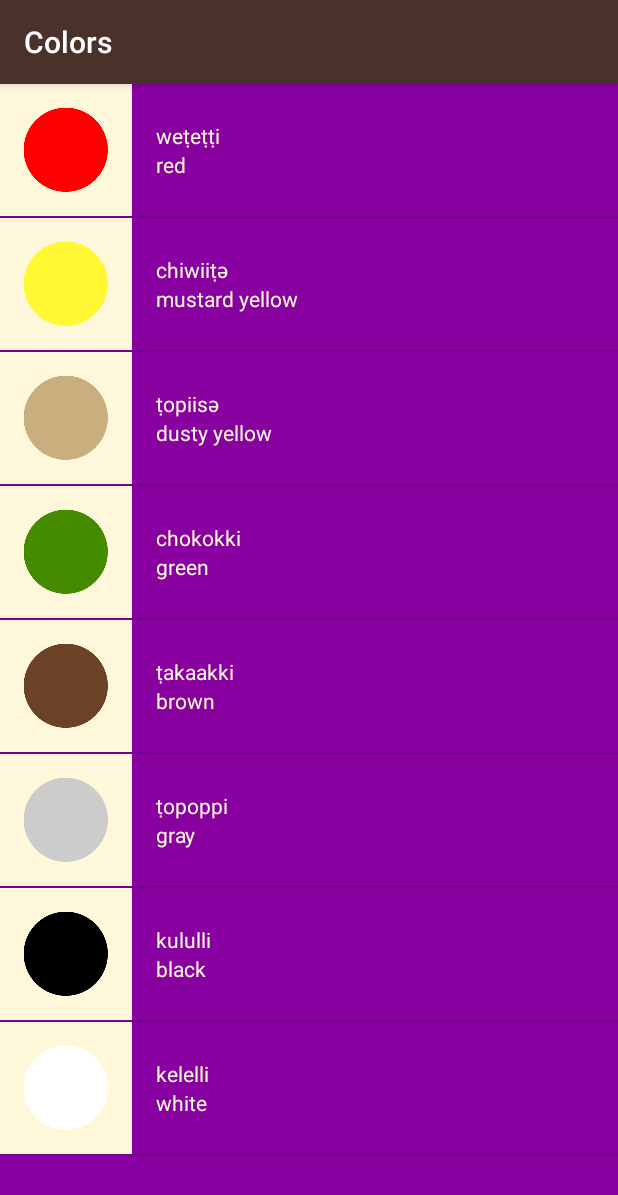
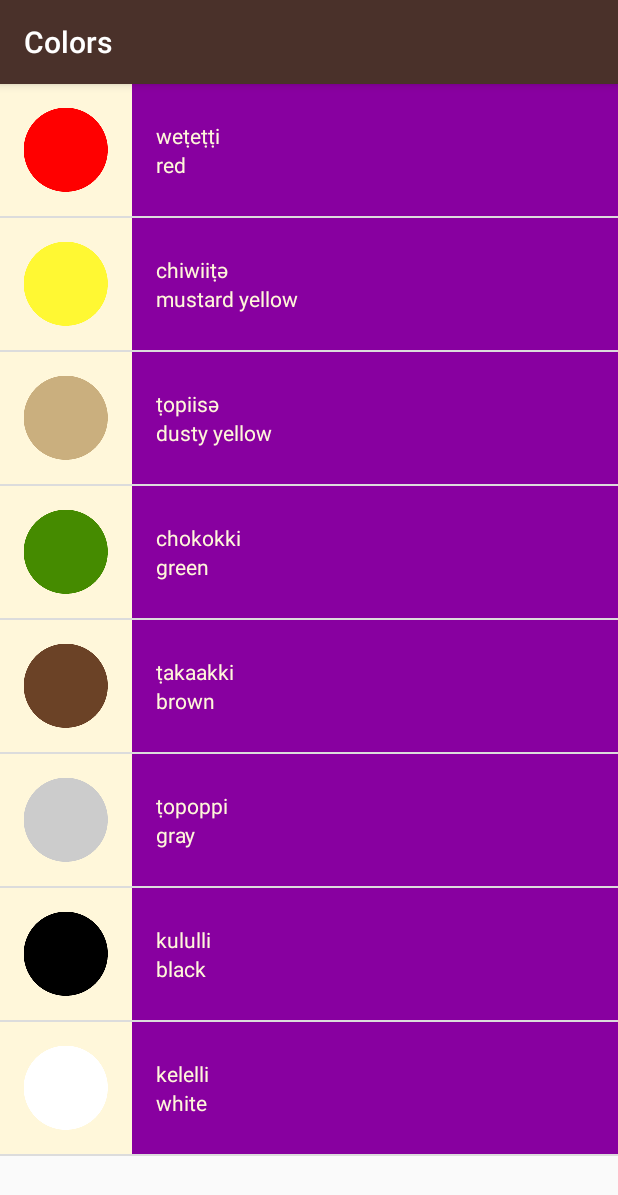
Before and after one commit to lixw1021/Miwok, an Android app: the ColorsActivity screen opened directly, with no data from a screen before it, on a phone screen of 412 x 824 dp. Shown: the top 1195 px of the screen. Run offline under Robolectric (Android 15) with nearby library versions, the phone set to English and light mode, and no system bars.

Commit message:
change UI background using parameter in adapter

```diff
--- a/app/src/main/java/com/example/android/miwok/ColorsActivity.java
+++ b/app/src/main/java/com/example/android/miwok/ColorsActivity.java
@@ -23,10 +23,9 @@ public class ColorsActivity extends AppCompatActivity {
         words.add(new Word("black", "kululli",R.drawable.color_black));
         words.add(new Word("white", "kelelli",R.drawable.color_white));
 
-        WordAdapter itemsAdapter = new WordAdapter(this, words);
+        WordAdapter itemsAdapter = new WordAdapter(this, words,R.color.category_colors);
 
         ListView listView = (ListView) findViewById(R.id.list);
-        listView.setBackgroundResource(R.color.category_colors);
 
         listView.setAdapter(itemsAdapter);
     }
--- a/app/src/main/java/com/example/android/miwok/FamilyActivity.java
+++ b/app/src/main/java/com/example/android/miwok/FamilyActivity.java
@@ -25,10 +25,9 @@ public class FamilyActivity extends AppCompatActivity {
         words.add(new Word("grandmother ", "ama",R.drawable.family_grandmother));
         words.add(new Word("grandfather", "paapa",R.drawable.family_grandfather));
 
-        WordAdapter itemsAdapter = new WordAdapter(this, words);
+        WordAdapter itemsAdapter = new WordAdapter(this, words, R.color.category_family);
 
         ListView listView = (ListView) findViewById(R.id.list);
-        listView.setBackgroundResource(R.color.category_family);
 
         listView.setAdapter(itemsAdapter);
     }
--- a/app/src/main/java/com/example/android/miwok/NumbersActivity.java
+++ b/app/src/main/java/com/example/android/miwok/NumbersActivity.java
@@ -28,10 +28,9 @@ public class NumbersActivity extends AppCompatActivity {
         words.add(new Word("nine", "wo’e",R.drawable.number_nine));
         words.add(new Word("ten", "na’aacha", R.drawable.number_ten ));
 
-        WordAdapter itemsAdapter = new WordAdapter(this, words);
+        WordAdapter itemsAdapter = new WordAdapter(this, words,R.color.category_numbers);
 
         ListView listView = (ListView) findViewById(R.id.list);
-        listView.setBackgroundResource(R.color.category_numbers);
 
         listView.setAdapter(itemsAdapter);
     }
--- a/app/src/main/java/com/example/android/miwok/PhrasesAvtivity.java
+++ b/app/src/main/java/com/example/android/miwok/PhrasesAvtivity.java
@@ -25,10 +25,9 @@ public class PhrasesAvtivity extends AppCompatActivity {
         words.add(new Word("Let’s go.", "yoowutis"));
         words.add(new Word("Come here.", "әnni'nem"));
 
-        WordAdapter itemsAdapter = new WordAdapter(this, words);
+        WordAdapter itemsAdapter = new WordAdapter(this, words, R.color.category_phrases);
 
         ListView listView = (ListView) findViewById(R.id.list);
-        listView.setBackgroundResource(R.color.category_phrases);
 
         listView.setAdapter(itemsAdapter);
     }
--- a/app/src/main/java/com/example/android/miwok/WordAdapter.java
+++ b/app/src/main/java/com/example/android/miwok/WordAdapter.java
@@ -17,9 +17,11 @@ import java.util.List;
  */
 
 public class WordAdapter extends ArrayAdapter<Word> {
+    private int colorResource;
 
-    public WordAdapter(@NonNull Context context, @NonNull List<Word> words) {
+    public WordAdapter(@NonNull Context context, @NonNull List<Word> words, int colorResource) {
         super(context, 0, words);
+        this.colorResource = colorResource;
     }
 
     @NonNull
@@ -41,7 +43,10 @@ public class WordAdapter extends ArrayAdapter<Word> {
             imageView.setVisibility(View.GONE);
         }
         miworkWord.setText(word.getMiwokWord());
+        miworkWord.setBackgroundResource(colorResource);
+
         defaultWord.setText(word.getDefaultWord());
+        defaultWord.setBackgroundResource(colorResource);
 
         return convertView;
     }
```
